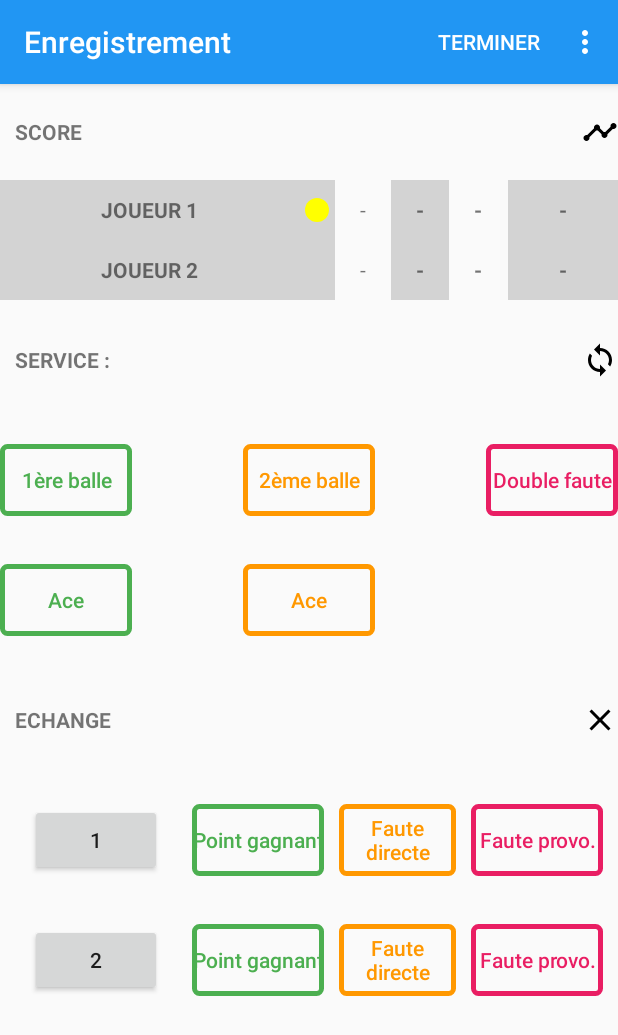
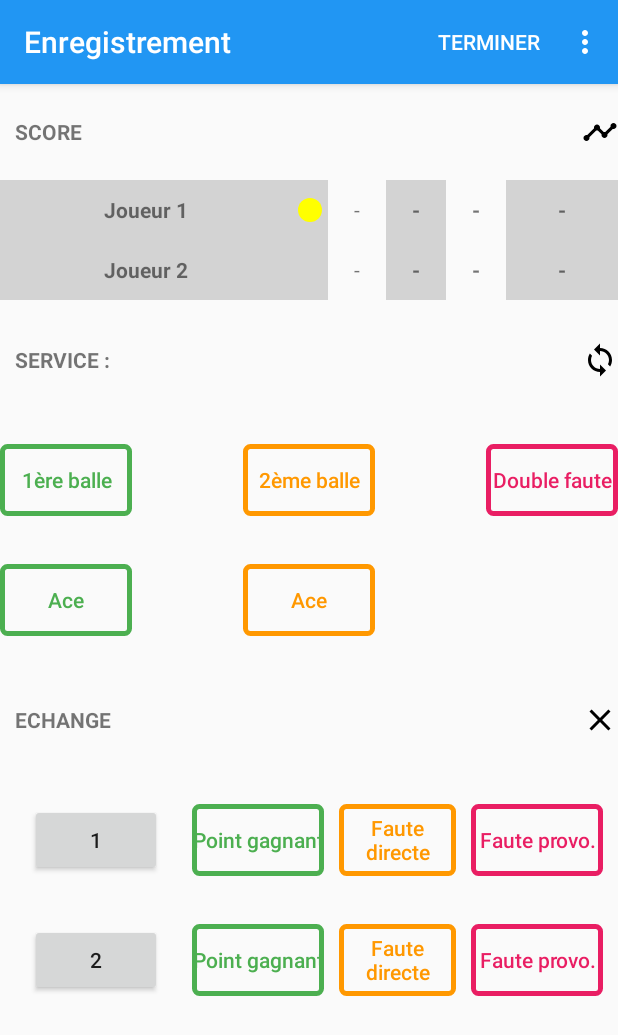
Before and after one commit to AlphaNam/AndroidM1, an Android app: the NewMatch screen opened directly, with no data from a screen before it, after a tap on "DÉMARRER", on a phone screen of 412 x 824 dp. Shown: the top 1035 px of the screen. Run offline under Robolectric (Android 15) with nearby library versions, the phone set to English and light mode, and no system bars.

Commit message:
Added names dynamically on MatchActivity

```diff
--- a/app/src/main/java/fr/android/tennistracker/FragmentScore.java
+++ b/app/src/main/java/fr/android/tennistracker/FragmentScore.java
@@ -36,9 +36,12 @@ public class FragmentScore extends Fragment {
         // Inflate the layout for this fragment
 
         View view = inflater.inflate(R.layout.fragment_score, container, false);
-        tv_nom_joueur1 = view.findViewById(R.id.tv_score_nomj1);
-        tv_nom_joueur2 = view.findViewById(R.id.tv_score_nomj2);
 
+        tv_nom_joueur1 = (TextView)view.findViewById(R.id.tv_score_nomj1);
+        tv_nom_joueur2 = (TextView)view.findViewById(R.id.tv_score_nomj2);
+
+        tv_nom_joueur1.setText(getArguments().getString("NOM_JOUEUR_1"));
+        tv_nom_joueur2.setText(getArguments().getString("NOM_JOUEUR_2"));
 
 
         return view;
@@ -60,12 +63,4 @@ public class FragmentScore extends Fragment {
         super.onDetach();
         listener = null;
     }
-
-    public void updateTextViewJoueur1(CharSequence newTextJoueur1){
-        tv_nom_joueur1.setText(newTextJoueur1);
-    }
-
-    public void updateTextViewJoueur2(CharSequence newTextJoueur2){
-        tv_nom_joueur2.setText(newTextJoueur2);
-    }
 }
--- a/app/src/main/java/fr/android/tennistracker/MatchActivity.java
+++ b/app/src/main/java/fr/android/tennistracker/MatchActivity.java
@@ -83,25 +83,17 @@ public class MatchActivity extends AppCompatActivity {
         fragmentService = new FragmentService();
         fragmentEchange = new FragmentEchange();
 
+        Bundle bundle = new Bundle();
+        bundle.putString("NOM_JOUEUR_1",nomJoueur1);
+        bundle.putString("NOM_JOUEUR_2",nomJoueur2);
+        fragmentScore.setArguments(bundle);
+
         FragmentManager fragmentManager = getSupportFragmentManager();
         fragmentManager.beginTransaction()
                 .add(R.id.score_layout, fragmentScore)
                 .add(R.id.service_layout, fragmentService)
                 .add(R.id.echange_layout, fragmentEchange)
                 .commit();
-/*
-        TextView tv_score_name_joueur1 = (TextView)findViewById(R.id.tv_score_nomj1);
-        TextView tv_score_name_joueur2 = (TextView)findViewById(R.id.tv_score_nomj2);*/
-        /*if(nomJoueur1 != null)
-            tv_score_name_joueur1.setText(nomJoueur1);
-        if(nomJoueur2 != null)
-            tv_score_name_joueur2.setText(nomJoueur2);*/
-
-        if(!nomJoueur1.isEmpty())
-            fragmentScore.updateTextViewJoueur1(nomJoueur1);
-
-        if(!nomJoueur2.isEmpty())
-            fragmentScore.updateTextViewJoueur2(nomJoueur2);
 
     }
 
--- a/app/src/main/java/fr/android/tennistracker/NewMatch.java
+++ b/app/src/main/java/fr/android/tennistracker/NewMatch.java
@@ -1,5 +1,6 @@
 package fr.android.tennistracker;
 
+import android.content.DialogInterface;
 import android.content.Intent;
 import android.os.Bundle;
 import android.view.Menu;
@@ -11,23 +12,42 @@ import android.widget.EditText;
 import android.widget.Spinner;
 
 import androidx.annotation.NonNull;
+import androidx.appcompat.app.AlertDialog;
 import androidx.appcompat.app.AppCompatActivity;
 
 import com.google.android.material.snackbar.Snackbar;
 
 public class NewMatch extends AppCompatActivity implements AdapterView.OnItemSelectedListener {
+    private EditText et_joueur1;
+    private EditText et_joueur2;
 
     @Override
     public boolean onOptionsItemSelected(@NonNull MenuItem item) {
         switch (item.getItemId()){
             case R.id.menu_demarrer:
-                Intent intent = new Intent(this, MatchActivity.class);
-                EditText et_joueur1 = (EditText) findViewById(R.id.et_joueur1);
-                EditText et_joueur2 = (EditText) findViewById(R.id.et_joueur2);
-                intent.putExtra("NOM_JOUEUR_1",et_joueur1.getText().toString());
-                intent.putExtra("NOM_JOUEUR_2",et_joueur2.getText().toString());
-                startActivity(intent);
-                overridePendingTransition(R.anim.slide_in_right, R.anim.slide_out_left);
+                if(et_joueur1.getText().toString().isEmpty() || et_joueur2.getText().toString().isEmpty()){
+                    AlertDialog.Builder mBuilder = new AlertDialog.Builder(NewMatch.this);
+                    mBuilder.setTitle("Erreur de saisie");
+                    mBuilder.setMessage("Le nom des joueurs ne peut être vide");
+                    mBuilder.setPositiveButton("OK", new DialogInterface.OnClickListener() {
+                        @Override
+                        public void onClick(DialogInterface dialog, int which) {
+                            // textview.setText(listItem[i]);
+                            dialog.dismiss();
+                        }
+                    });
+                    AlertDialog mDialog = mBuilder.create();
+                    mDialog.show();
+                }
+                else {
+                    Intent intent = new Intent(this, MatchActivity.class);
+                    EditText et_joueur1 = (EditText) findViewById(R.id.et_joueur1);
+                    EditText et_joueur2 = (EditText) findViewById(R.id.et_joueur2);
+                    intent.putExtra("NOM_JOUEUR_1", et_joueur1.getText().toString());
+                    intent.putExtra("NOM_JOUEUR_2", et_joueur2.getText().toString());
+                    startActivity(intent);
+                    overridePendingTransition(R.anim.slide_in_right, R.anim.slide_out_left);
+                }
                 break;
             case R.id.home:
                 finish();
@@ -95,6 +115,12 @@ public class NewMatch extends AppCompatActivity implements AdapterView.OnItemSel
         getSupportActionBar().setDisplayHomeAsUpEnabled(true);
         getSupportActionBar().setTitle("Nouveau match");
 
+        et_joueur1 = (EditText)findViewById(R.id.et_joueur1);
+        et_joueur2 = (EditText)findViewById(R.id.et_joueur2);
+
+        et_joueur1.setText("Joueur 1");
+        et_joueur2.setText("Joueur 2");
+
 
         //
 
```
